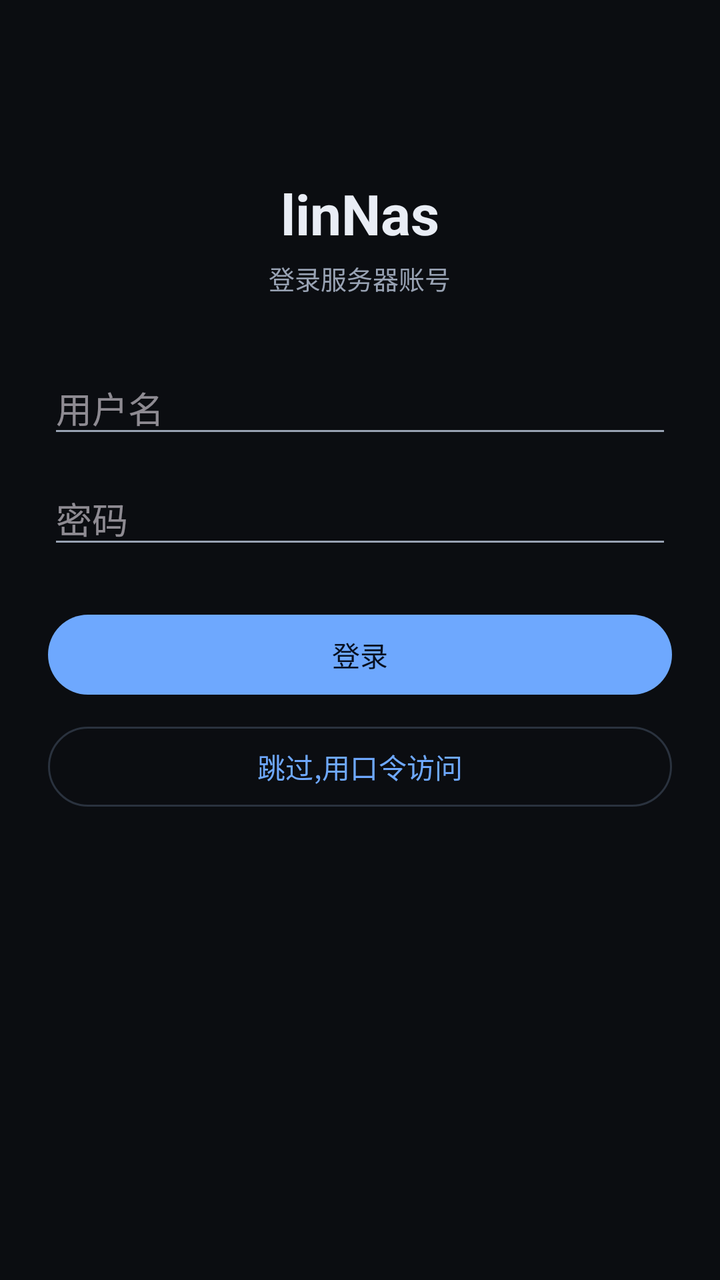
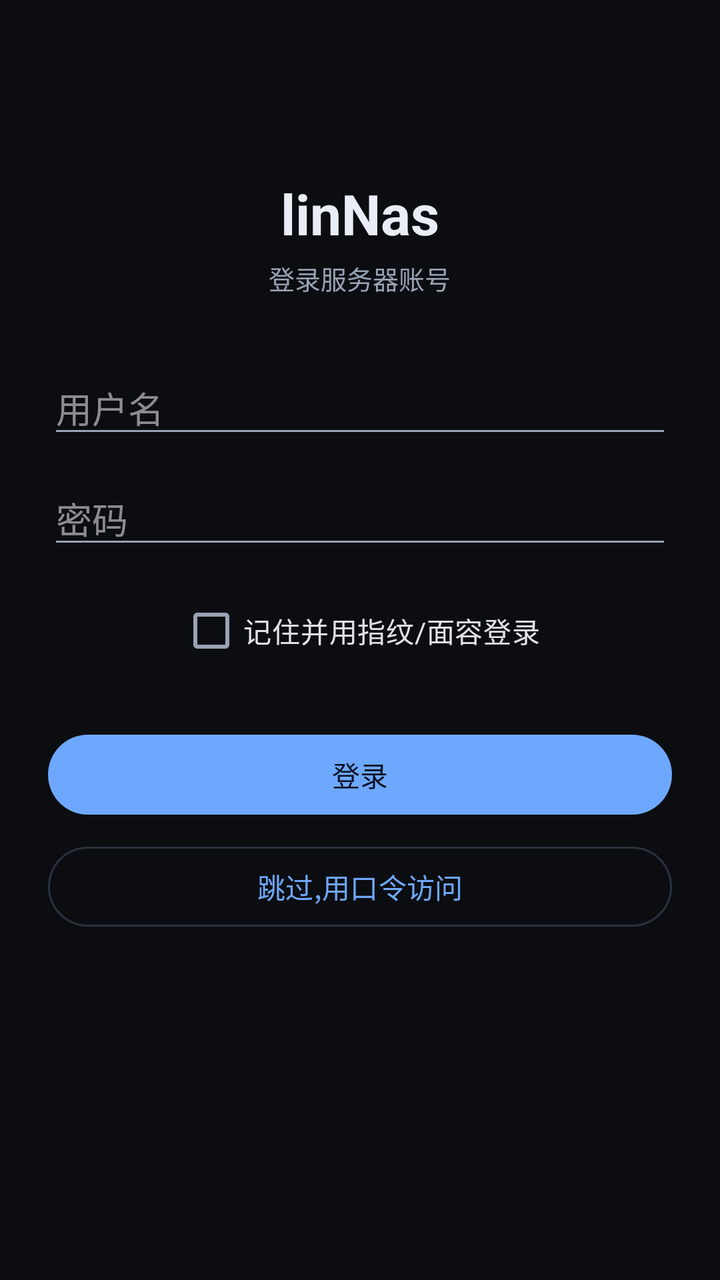

Two renders of the same Android screen: before a commit and after it. Below are the layout's source before the change and the commit's diff.
<!-- AndroidManifest.xml: application theme Theme.LinNas -->
<!-- res/layout/activity_login.xml -->
<?xml version="1.0" encoding="utf-8"?>
<LinearLayout xmlns:android="http://schemas.android.com/apk/res/android"
    android:layout_width="match_parent"
    android:layout_height="match_parent"
    android:orientation="vertical"
    android:gravity="center_horizontal"
    android:padding="24dp"
    android:background="?attr/lInk">

    <TextView
        android:layout_width="wrap_content"
        android:layout_height="wrap_content"
        android:layout_marginTop="64dp"
        android:text="linNas"
        android:textColor="?attr/lText"
        android:textSize="28sp"
        android:textStyle="bold" />

    <TextView
        android:layout_width="wrap_content"
        android:layout_height="wrap_content"
        android:layout_marginTop="4dp"
        android:text="登录服务器账号"
        android:textColor="?attr/lTextDim"
        android:textSize="13sp" />

    <com.google.android.material.textfield.TextInputEditText
        android:id="@+id/etUser"
        android:layout_width="match_parent"
        android:layout_height="wrap_content"
        android:layout_marginTop="32dp"
        android:hint="用户名"
        android:inputType="text"
        android:maxLines="1" />

    <com.google.android.material.textfield.TextInputEditText
        android:id="@+id/etPassword"
        android:layout_width="match_parent"
        android:layout_height="wrap_content"
        android:layout_marginTop="12dp"
        android:hint="密码"
        android:inputType="textPassword"
        android:maxLines="1" />

    <com.google.android.material.button.MaterialButton
        android:id="@+id/btnLogin"
        android:layout_width="match_parent"
        android:layout_height="wrap_content"
        android:layout_marginTop="24dp"
        android:text="登录" />

    <com.google.android.material.button.MaterialButton
        android:id="@+id/btnSkip"
        style="@style/Widget.Material3.Button.OutlinedButton"
        android:layout_width="match_parent"
        android:layout_height="wrap_content"
        android:layout_marginTop="8dp"
        android:text="跳过,用口令访问" />

    <TextView
        android:id="@+id/loginError"
        android:layout_width="match_parent"
        android:layout_height="wrap_content"
        android:layout_marginTop="12dp"
        android:textColor="@color/danger"
        android:textSize="12sp"
        android:visibility="gone" />
</LinearLayout>
<!-- resources referenced by this layout -->
<resources>
  <color name="danger">#FF7A7A</color>
  <style name="Theme.LinNas" parent="Theme.Material3.Dark.NoActionBar">
          <item name="lInk">@color/t_blue_ink</item>
          <item name="lSurface">@color/t_blue_surface</item>
          <item name="lSurfaceHigh">@color/t_blue_surface_high</item>
          <item name="lOutline">@color/t_blue_outline</item>
          <item name="lText">@color/t_blue_text</item>
          <item name="lTextDim">@color/t_blue_text_dim</item>
          <item name="lPrimary">@color/t_blue_primary</item>
          <item name="lOnPrimary">@color/t_blue_on_primary</item>
          <item name="lDanger">@color/danger</item>
          <item name="lSuccess">@color/mint</item>
          <item name="lIsLight">false</item>
          <item name="colorPrimary">@color/t_blue_primary</item>
          <item name="colorOnPrimary">@color/t_blue_on_primary</item>
          <item name="colorSecondary">@color/t_blue_primary</item>
          <item name="colorOnSecondary">@color/t_blue_on_primary</item>
          <item name="colorSurface">@color/t_blue_surface</item>
          <item name="colorOnSurface">@color/t_blue_text</item>
          <item name="colorSurfaceVariant">@color/t_blue_surface_high</item>
          <item name="colorOnSurfaceVariant">@color/t_blue_text_dim</item>
          <item name="colorOutline">@color/t_blue_outline</item>
          <item name="colorOnBackground">@color/t_blue_text</item>
          <item name="colorError">@color/danger</item>
          <item name="android:colorBackground">@color/t_blue_ink</item>
          <item name="android:statusBarColor">@color/t_blue_ink</item>
          <item name="android:navigationBarColor">@color/t_blue_ink</item>
          <item name="android:windowLightStatusBar">false</item>
          <item name="android:textColorPrimary">@color/t_blue_text</item>
          <item name="android:textColorSecondary">@color/t_blue_text_dim</item>
      </style>
  <color name="t_blue_ink">#0B0D11</color>
  <color name="t_blue_surface">#14181F</color>
  <color name="t_blue_surface_high">#1C222C</color>
  <color name="t_blue_outline">#2A323E</color>
  <color name="t_blue_text">#E9EDF5</color>
  <color name="t_blue_text_dim">#98A2B3</color>
  <color name="t_blue_primary">#6EA8FE</color>
  <color name="t_blue_on_primary">#071021</color>
  <color name="mint">#79E2B6</color>
</resources>

<!-- the commit's change to res/layout/activity_login.xml (unified diff, before → after) -->
@@ -24,6 +24,15 @@
         android:textColor="?attr/lTextDim"
         android:textSize="13sp" />
 
+    <com.google.android.material.button.MaterialButton
+        android:id="@+id/btnBioLogin"
+        style="@style/Widget.Material3.Button.OutlinedButton"
+        android:layout_width="match_parent"
+        android:layout_height="wrap_content"
+        android:layout_marginTop="20dp"
+        android:text="指纹/面容登录"
+        android:visibility="gone" />
+
     <com.google.android.material.textfield.TextInputEditText
         android:id="@+id/etUser"
         android:layout_width="match_parent"
@@ -41,6 +50,13 @@
         android:hint="密码"
         android:inputType="textPassword"
         android:maxLines="1" />
+
+    <com.google.android.material.checkbox.MaterialCheckBox
+        android:id="@+id/cbBioLogin"
+        android:layout_width="wrap_content"
+        android:layout_height="wrap_content"
+        android:layout_marginTop="12dp"
+        android:text="记住并用指纹/面容登录" />
 
     <com.google.android.material.button.MaterialButton
         android:id="@+id/btnLogin"
